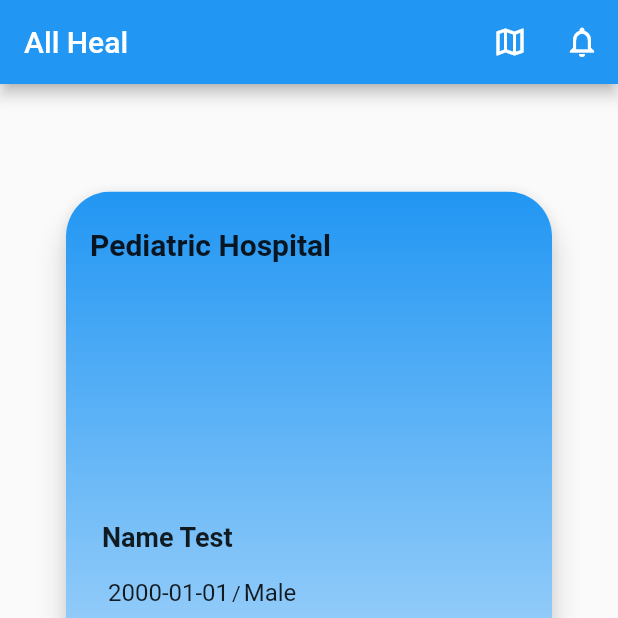
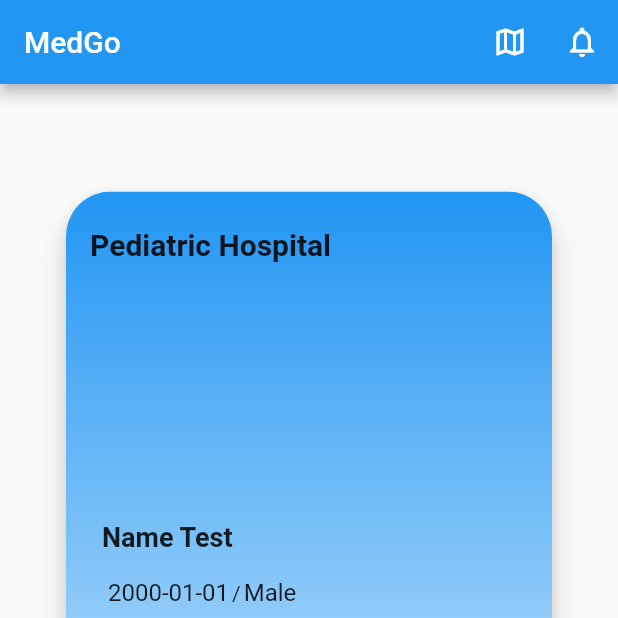
Before and after one commit to jjminsuh/stack_underflow_frontend, a Flutter app: the screen it shows after launch, on a phone screen of 412 x 824 dp, the top half of it. Run offline on Flutter 3.47's test engine with Material 2 defaults, Android fonts, the phone set to English and light mode, and no system bars; drawn by our look-alikes of flip_card; our stand-ins replace google_maps_flutter, image_cropper, image_picker, qr_flutter; missing offline and left inert: google_mlkit_text_recognition.

Commit message:
fix: change app name

```diff
--- a/lib/main.dart
+++ b/lib/main.dart
@@ -49,7 +49,7 @@ class _MyStatefulWidgetState extends State<MyStatefulWidget> {
     return Scaffold(
       resizeToAvoidBottomInset: false,
       appBar: AppBar(
-        title: const Text('All Heal'),
+        title: const Text('MedGo'),
         actions: <Widget>[
           IconButton(
               onPressed: () {
```
